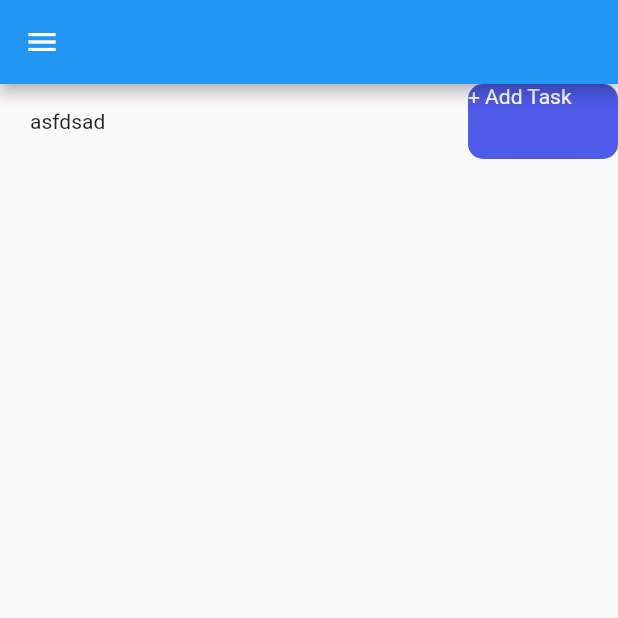
After one commit to NIYASNY/get_x_using_app, a Flutter app: the MyWidget screen opened by its route, on a phone screen of 412 x 824 dp, the top half of it. The commit adds this screen. Run offline on Flutter 3.47's test engine with Material 2 defaults, Android fonts, the phone set to English and light mode, and no system bars; our stand-ins replace get, google_fonts, lottie; network calls fail.

Commit message:
added theme and drawer also

```diff
--- a/lib/app/modules/home/views/home_view.dart
+++ b/lib/app/commonwidgets/home_view.dart
@@ -2,7 +2,7 @@ import 'package:flutter/material.dart';
 
 import 'package:get/get.dart';
 
-import '../controllers/home_controller.dart';
+import '../modules/home/controllers/home_controller.dart';
 
 class HomeView extends GetView<HomeController> {
   const HomeView({Key? key}) : super(key: key);
--- /dev/null
+++ b/lib/app/commonwidgets/my_secbutton.dart
@@ -0,0 +1,31 @@
+import 'package:flutter/material.dart';
+import 'package:get_x_project/app/modules/home/controllers/theme/theme.dart';
+
+class MyHomeButton extends StatelessWidget {
+  final String label;
+  final Function()? onTap;
+  const MyHomeButton({super.key, required this.label, required this.onTap});
+
+  @override
+  Widget build(BuildContext context) {
+    return GestureDetector(
+      onTap: onTap,
+      child: Container(
+        width: 100,
+        height: 50,
+        decoration: BoxDecoration(
+
+          borderRadius: BorderRadius.circular(10),
+          color: primaryClr,
+        ),
+        child: Text(
+          label,
+          style: TextStyle(
+            color: Colors.white,
+
+          ),
+        ),
+      ),
+    );
+  }
+}
--- /dev/null
+++ b/lib/app/modules/home/views/myhome.dart
@@ -0,0 +1,29 @@
+import 'package:flutter/material.dart';
+import 'package:get_x_project/app/commonwidgets/my_secbutton.dart';
+
+class MyHome extends StatelessWidget {
+  const MyHome({super.key});
+
+  @override
+  Widget build(BuildContext context) {
+    return Column(
+      children: [
+        Row(
+          mainAxisAlignment: MainAxisAlignment.spaceBetween,
+          children: [
+            Container(
+              margin: const EdgeInsets.symmetric(horizontal: 20),
+              child: Column(
+                crossAxisAlignment: CrossAxisAlignment.start,
+                children: [
+                  Text('asfdsad')
+                ],
+              ),
+            ),
+            MyHomeButton(label: "+ Add Task", onTap: () => null)
+          ],
+        )
+      ],
+    );
+  }
+}
--- /dev/null
+++ b/lib/app/modules/home/views/mywidget.dart
@@ -0,0 +1,112 @@
+import 'package:flutter/material.dart';
+import 'package:get/get.dart';
+import 'package:get_x_project/app/modules/home/views/myhome.dart';
+
+class MyWidget extends StatefulWidget {
+  const MyWidget({super.key});
+
+  @override
+  State<MyWidget> createState() => _MyWidgetState();
+}
+
+class _MyWidgetState extends State<MyWidget> {
+  var currentPage = DrawerSection.dashboard;
+
+  @override
+  Widget build(BuildContext context) {
+    return Scaffold(
+      appBar: AppBar(),
+      drawer: Drawer(
+        backgroundColor: context.theme.backgroundColor,
+        child: ListView(
+          children: <Widget>[
+            GestureDetector(
+              onTap: () {},
+            ),
+            MyDrawerList(),
+          ],
+        ),
+      ),
+      body: MyHome(),
+    );
+  }
+
+  Widget MyDrawerList() {
+    return Container(
+      padding: EdgeInsets.only(top: 15),
+      child: Column(
+        children: [
+          // menuItem()
+          menuItem(1, "Dashboard", Icons.dashboard_outlined,
+              currentPage == DrawerSection.dashboard ? true : false),
+          menuItem(2, "Contacts", Icons.people_alt_outlined,
+              currentPage == DrawerSection.contacts ? true : false),
+          menuItem(3, "Events", Icons.event,
+              currentPage == DrawerSection.events ? true : false),
+          menuItem(4, "Settings", Icons.settings_outlined,
+              currentPage == DrawerSection.settings ? true : false),
+          menuItem(5, "Notifications", Icons.notifications_outlined,
+              currentPage == DrawerSection.notifications ? true : false),
+          menuItem(6, "Privacy policy", Icons.privacy_tip_outlined,
+              currentPage == DrawerSection.privacy_policy ? true : false),
+        ],
+      ),
+    );
+  }
+
+  Widget menuItem(int id, String title, IconData icon, bool selected) {
+    return Material(
+      color: selected ? Colors.grey[300] : Colors.transparent,
+      child: InkWell(
+        onTap: () {
+          // Navigator.pop(context);
+          setState(() {
+            if (id == 1) {
+              currentPage = DrawerSection.dashboard;
+            } else if (id == 2) {
+              currentPage = DrawerSection.contacts;
+            } else if (id == 3) {
+              currentPage = DrawerSection.events;
+            } else if (id == 4) {
+              currentPage = DrawerSection.settings;
+            } else if (id == 5) {
+              currentPage = DrawerSection.notifications;
+            } else if (id == 6) {
+              currentPage == DrawerSection.privacy_policy;
+            }
+          });
+        },
+        child: Padding(
+          padding: EdgeInsets.all(15.0),
+          child: Row(
+            children: [
+              Expanded(
+                child: Icon(
+                  icon,
+                  size: 20,
+                  color: Colors.black,
+                ),
+              ),
+              Expanded(
+                flex: 6,
+                child: Text(
+                  title,
+                  style: TextStyle(color: Colors.black, fontSize: 16),
+                ),
+              ),
+            ],
+          ),
+        ),
+      ),
+    );
+  }
+}
+
+enum DrawerSection {
+  dashboard,
+  contacts,
+  events,
+  settings,
+  notifications,
+  privacy_policy
+}
--- a/lib/app/routes/app_pages.dart
+++ b/lib/app/routes/app_pages.dart
@@ -1,7 +1,7 @@
 import 'package:get/get.dart';
 
 import '../modules/home/bindings/home_binding.dart';
-import '../modules/home/views/home_view.dart';
+import '../commonwidgets/home_view.dart';
 
 part 'app_routes.dart';
 
--- a/lib/main.dart
+++ b/lib/main.dart
@@ -1,5 +1,6 @@
 import 'package:flutter/material.dart';
 import 'package:get/get.dart';
+import 'package:get_x_project/app/modules/home/views/mywidget.dart';
 import 'package:get_x_project/app/modules/home/views/signin.dart';
 import 'app/routes/app_pages.dart';
 
@@ -19,6 +20,7 @@ class MyApp extends StatelessWidget {
       title: 'GetX_App',
       routes: {
         '/': (context) => Signin(),
+        'widget':(context) => MyWidget(),
       },
     );
   }
--- a/pubspec.yaml
+++ b/pubspec.yaml
@@ -12,6 +12,10 @@ dependencies:
   flutter:
     sdk: flutter
   lottie: ^2.6.0
+  google_fonts: ^4.0.4
+  flutter_slidable: ^3.0.0
+  image_picker: ^1.0.4
+  sqflite: ^2.3.0
 
 dev_dependencies:
   flutter_lints: ^2.0.0
```
Also changed, not shown: lib/app/modules/home/controllers/theme/theme.dart (added, +33 -0 lines), lib/app/modules/home/views/signin.dart (+2 -5 lines), lib/app/commonwidgets/image.dart (renamed from lib/app/modules/home/views/image.dart), lib/app/commonwidgets/my_button.dart (renamed from lib/app/modules/home/views/my_button.dart), lib/app/model/database.dart (added), pubspec.lock, 5 other files.
